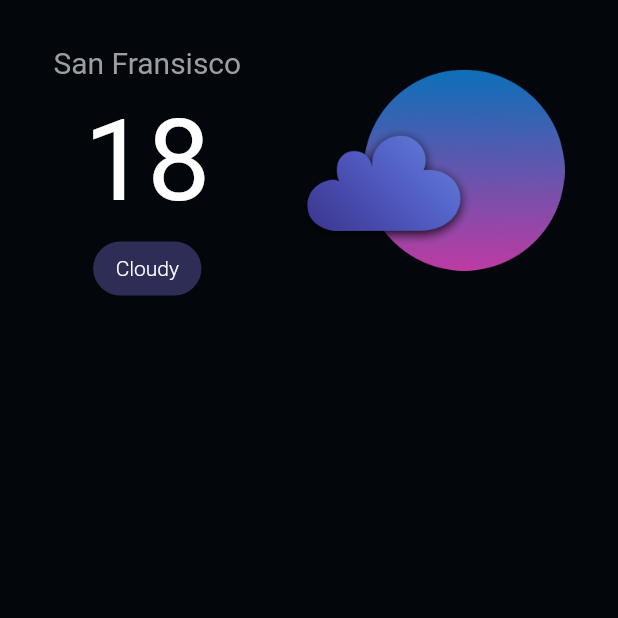
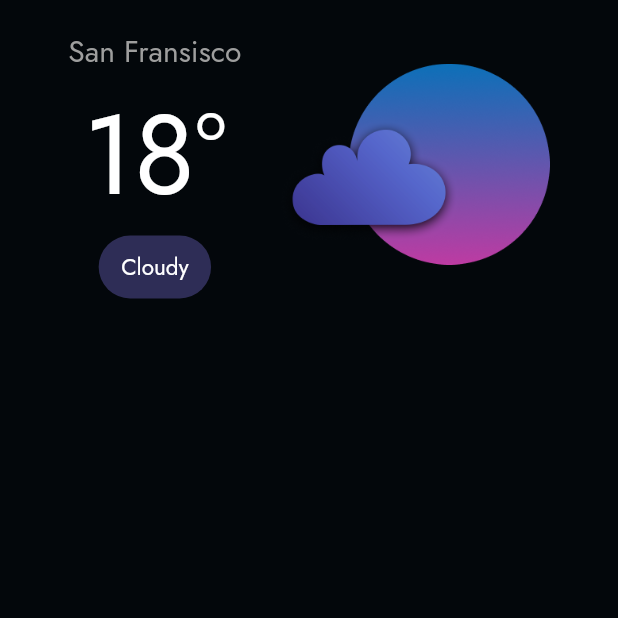
Before and after one commit to i-umairkhan/u_weather, a Flutter app: the screen it shows after launch, on a phone screen of 412 x 824 dp, the top half of it. Run offline on Flutter 3.47's test engine with Material 2 defaults, Android fonts, the phone set to English and light mode, and no system bars; our stand-ins replace google_fonts.

Commit message:
fonst intigrations

```diff
--- a/lib/Screens/home_screen.dart
+++ b/lib/Screens/home_screen.dart
@@ -1,4 +1,5 @@
 import 'package:flutter/material.dart';
+import 'package:google_fonts/google_fonts.dart';
 
 class HomeScreen extends StatelessWidget {
   const HomeScreen({Key? key}) : super(key: key);
@@ -9,47 +10,51 @@ class HomeScreen extends StatelessWidget {
       backgroundColor: const Color(0XFF03070B),
       body: SafeArea(
         child: Column(children: [
-          Row(
+          Padding(
+            padding: const EdgeInsets.all(20.0),
+            child: Row(
               mainAxisAlignment: MainAxisAlignment.spaceEvenly,
+              crossAxisAlignment: CrossAxisAlignment.center,
               children: [
-              Padding(
-                padding: const EdgeInsets.symmetric(vertical: 30),
-                child: Column(
+                Column(
                   children: [
-                    const Text(
+                    Text(
                       'San Fransisco',
-                      style: TextStyle(fontSize: 20, color: Colors.grey),
+                      style: GoogleFonts.jost(
+                        fontSize: 20,
+                        textStyle: const TextStyle(color: Colors.grey),
                       ),
-                    const SizedBox(
-                      height: 10,
                     ),
-                    const Text(
-                      '18',
-                      style: TextStyle(fontSize: 75),
+                    Text(
+                      '18°',
+                      style: GoogleFonts.jost(
+                        fontSize: 75,
+                        textStyle: const TextStyle(color: Colors.white),
                       ),
-                    const SizedBox(
-                      height: 10,
                     ),
                     Container(
                       padding: const EdgeInsets.symmetric(
                           vertical: 10, horizontal: 15),
                       decoration: BoxDecoration(
                         color: const Color(0xDD353361),
-                        borderRadius: BorderRadius.circular(20),
+                        borderRadius: BorderRadius.circular(23),
                       ),
-                      child: const Text(
+                      child: Text(
                         'Cloudy',
-                        style: TextStyle(fontWeight: FontWeight.w300),
+                        style: GoogleFonts.jost(
+                          fontSize: 15,
+                          textStyle: const TextStyle(color: Colors.white),
+                        ),
                       ),
                     )
                   ],
-                ),
                 ),
                 Image.asset(
                   'images/cloudy.png',
                   width: 180,
                 ),
               ],
+            ),
           )
         ]),
       ),
```
Lines whose indentation alone changed are shown as unchanged.
